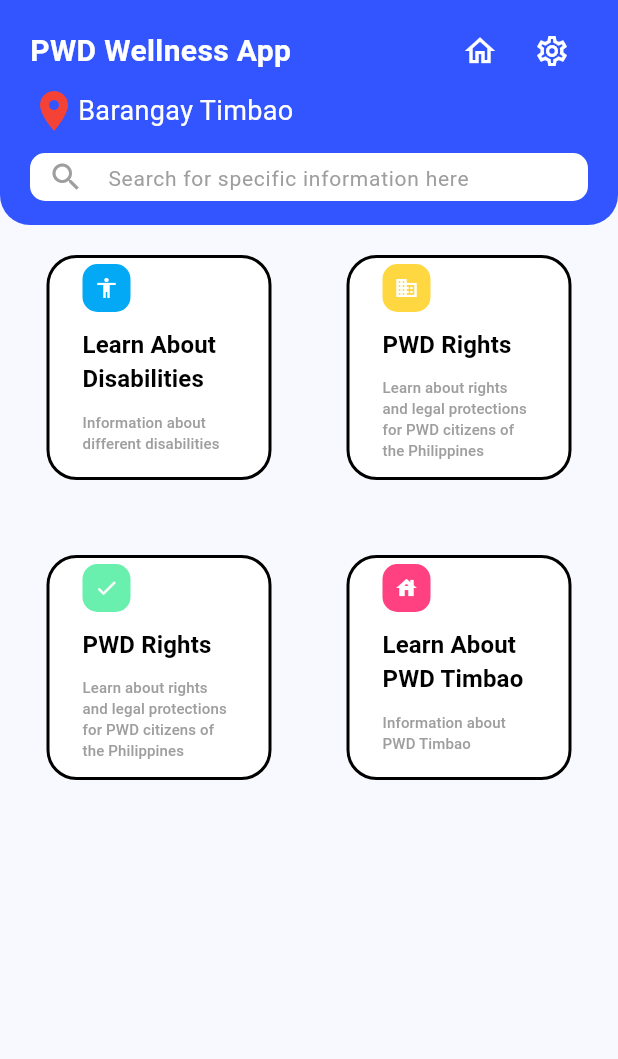
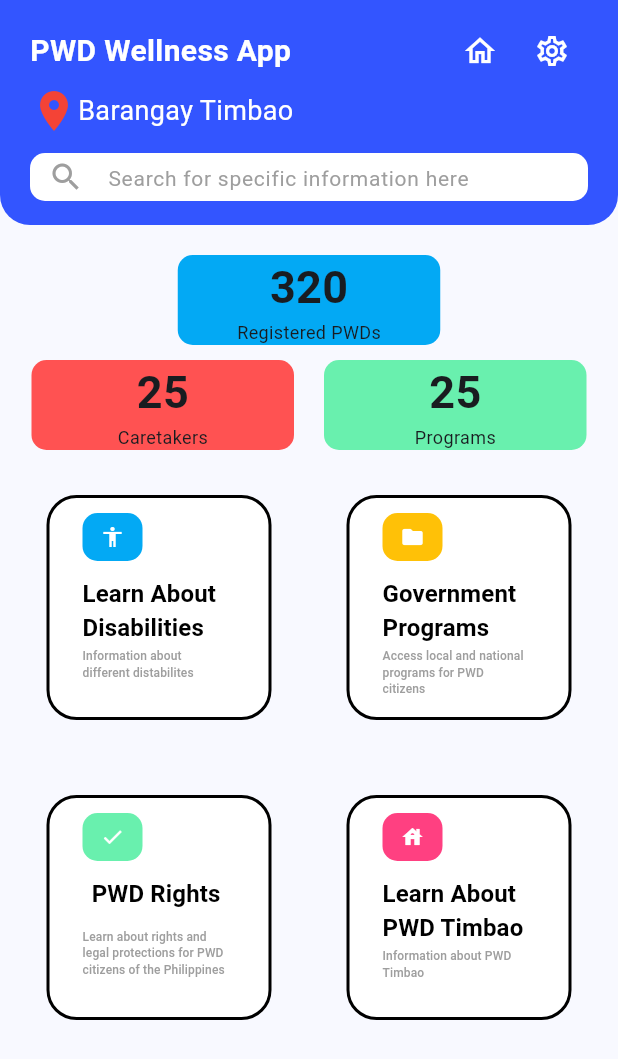
Before and after one commit to NBZion/NSTPPWDApp, a Flutter app: the screen it shows after launch, on a phone screen of 412 x 824 dp. Shown: the top 1059 px of the screen. Run offline on Flutter 3.47's test engine with Material 3 defaults, Android fonts, the phone set to English and light mode, and no system bars.

Commit message:
Update MainSscreen Data

```diff
--- a/lib/screens/MainScreen.dart
+++ b/lib/screens/MainScreen.dart
@@ -103,13 +103,48 @@ class MainScreenState extends State<MainScreen> {
         ),
       ),
 
+      body: Padding(
+        padding: const EdgeInsetsGeometry.all(20),
+
+        child: Column(
+          spacing: 30,
+          children: [
+            // DATA
+            Column(
+              spacing: 10,
+              children:[
+                Row(
+                  mainAxisAlignment: MainAxisAlignment.center,
+                  children: [
+                    DataDisplay(
+                      title: 'Registered PWDs',
+                      color: Colors.lightBlue,
+                      initdata: 320
+                    )
+                  ]
+                ),
+                Row(
+                  mainAxisAlignment: MainAxisAlignment.center,
+                  spacing: 20,
+                  children: [
+                    DataDisplay(
+                      title: 'Caretakers',
+                      color: Colors.redAccent,
+                      initdata: 25
+                    ),
+                    DataDisplay(
+                      title: 'Programs',
+                      color: Colors.greenAccent,
+                      initdata: 25
+                    ),
+                  ],
+                ),
+              ]
+            ),
 
 
-
-
-      body: Padding(
-        padding: const EdgeInsetsGeometry.all(20),
-        child: Column(
+            // BUTTONS
+            Column(
               mainAxisAlignment: MainAxisAlignment.start,
               spacing: 50,
               children: [
@@ -119,134 +154,22 @@ class MainScreenState extends State<MainScreen> {
                   mainAxisAlignment: MainAxisAlignment.center,
                   spacing: 50,
                   children: [
-
                     // BUTTON 1
-                SizedBox(
-                  width: 150,
-                  height: 150,
-                  child: FilledButton(
-                    style: FilledButton.styleFrom(
-                      side: const BorderSide(
-                        color: Colors.black,
-                        width: 2,
+                    HomeOption(
+                      iconboxcolor: Colors.lightBlue,
+                      icon: Icons.accessibility,
+                      title: 'Learn About Disabilities',
+                      subtitle: 'Information about different distabilites',
+                      subtitlespace: 2,
                     ),
-                      shape: RoundedRectangleBorder(
-                        borderRadius: BorderRadius.circular(20),
-                      ),
-                      backgroundColor: Colors.white
-                    ),
-                    onPressed:() {
-                      print("Button 1 Pressed");
-                    },
-                    child: Padding(
-                      padding: const EdgeInsets.only(top: 6),
-                      child: Column(
-                        crossAxisAlignment: CrossAxisAlignment.start,
-                        spacing: 10,
-                        children: [
-                          // ICON BOX
-                          const DecoratedBox(
-                            decoration: BoxDecoration(
-                              shape: BoxShape.rectangle,
-                              color: Colors.lightBlue,
-                              borderRadius: BorderRadius.all(Radius.circular(10)),
-                            ),
-                            // ICON
-                            child: SizedBox(
-                              width: 32,
-                              height: 32,
-                              child: Icon(Icons.accessibility, color: Colors.white, size: 16),
-                            ),
-                          ),
-
-                          // MAIN TITLE
-                          const Text(
-                            'Learn About Disabilities',
-                            style: TextStyle(
-                              color: Colors.black,
-                              fontSize: 16,
-                              fontWeight: FontWeight.bold,
-                            ),
-                          ),
-
-                          // SUBTITLE
-                          const Text(
-                            'Information about different disabilities',
-                            style: TextStyle(
-                              color: Colors.grey,
-                              fontSize: 10,
-                            ),
+                    // BUTTON 2
+                    HomeOption(
+                      iconboxcolor: Colors.amber,
+                      icon: Icons.folder,
+                      title: 'Government Programs',
+                      subtitle: 'Access local and national programs for PWD citizens',
+                      subtitlespace: 2,
                     )
-
-                        ],
-                      ),
-                    )
-                  )
-                ),
-
-                // BUTTON 2
-                SizedBox(
-                  width: 150,
-                  height: 150,
-                  child: FilledButton(
-                    style: FilledButton.styleFrom(
-                      side: const BorderSide(
-                        color: Colors.black,
-                        width: 2,
-                      ),
-                      shape: RoundedRectangleBorder(
-                        borderRadius: BorderRadius.circular(20),
-                      ),
-                      backgroundColor: Colors.white
-                    ),
-                    onPressed:() {
-                      print("Button 1 Pressed");
-                    },
-                    child: Padding(
-                      padding: const EdgeInsets.only(top: 6),
-                      child: Column(
-                        crossAxisAlignment: CrossAxisAlignment.start,
-                        spacing: 10,
-                        children: [
-                          // ICON BOX
-                          const DecoratedBox(
-                            decoration: BoxDecoration(
-                              shape: BoxShape.rectangle,
-                              color: Colors.amberAccent,
-                              borderRadius: BorderRadius.all(Radius.circular(10)),
-                            ),
-                            // ICON
-                            child: SizedBox(
-                              width: 32,
-                              height: 32,
-                              child: Icon(Icons.domain, color: Colors.white, size: 16),
-                            ),
-                          ),
-
-                          // MAIN TITLE
-                          const Text(
-                            'PWD Rights',
-                            style: TextStyle(
-                              color: Colors.black,
-                              fontSize: 16,
-                              fontWeight: FontWeight.bold,
-                            ),
-                          ),
-
-                          // SUBTITLE
-                          const Text(
-                            'Learn about rights and legal protections for PWD citizens of the Philippines',
-                            style: TextStyle(
-                              color: Colors.grey,
-                              fontSize: 10,
-                            ),
-                        )
-
-                        ],
-                      ),
-                    )
-                  )
-                ),
                   ]
                 ),
 
@@ -256,73 +179,51 @@ class MainScreenState extends State<MainScreen> {
                   spacing: 50,
                   children: [
                     // BUTTON 3
-                SizedBox(
-                  width: 150,
-                  height: 150,
-                  child: FilledButton(
-                    style: FilledButton.styleFrom(
-                      side: const BorderSide(
-                        color: Colors.black,
-                        width: 2,
+                    HomeOption(
+                      iconboxcolor: Colors.greenAccent,
+                      icon: Icons.check,
+                      title: 'PWD Rights',
+                      subtitle: 'Learn about rights and legal protections for PWD citizens of the Philippines',
+                      subtitlespace: 12,
                     ),
-                      shape: RoundedRectangleBorder(
-                        borderRadius: BorderRadius.circular(20),
+                    // BUTTON 4
+                    HomeOption(
+                      iconboxcolor: Colors.pinkAccent,
+                      icon: Icons.house,
+                      title: 'Learn About PWD Timbao',
+                      subtitle: 'Information about PWD Timbao',
+                      subtitlespace: 2,
+                    )
+                  ]
                 ),
-                      backgroundColor: Colors.white,
+              ]
             ),
-                    onPressed:() {
-                      print("Button 1 Pressed");
-                    },
-
-                    // CONTENTS OF BUTTON 3
-                    child: Padding(
-                      padding: const EdgeInsets.only(top: 6),
-                      child: Column(
-                        crossAxisAlignment: CrossAxisAlignment.start,
-                        spacing: 10,
-                        children: [
-                          // ICON BOX
-                          const DecoratedBox(
-                            decoration: BoxDecoration(
-                              shape: BoxShape.rectangle,
-                              color: Colors.greenAccent,
-                              borderRadius: BorderRadius.all(Radius.circular(10)),
-                            ),
-                            // ICON
-                            child: SizedBox(
-                              width: 32,
-                              height: 32,
-                              child: Icon(Icons.check, color: Colors.white, size: 16),
-                            ),
-                          ),
-
-                          // MAIN TITLE
-                          const Text(
-                            'PWD Rights',
-                            style: TextStyle(
-                              color: Colors.black,
-                              fontSize: 16,
-                              fontWeight: FontWeight.bold,
-                            ),
-                          ),
-
-                          // SUBTITLE
-                          const Text(
-                            'Learn about rights and legal protections for PWD citizens of the Philippines',
-                            style: TextStyle(
-                              color: Colors.grey,
-                              fontSize: 10,
-                            ),
-                        )
-
-                        ],
-                      ),
+          ]
         )
       ),
-                ),
+    );
+  }
+}
 
-                  // BUTTON 4
-                  SizedBox(
+class HomeOption extends StatelessWidget {
+  const HomeOption({
+    super.key,
+    required this.iconboxcolor,
+    required this.icon,
+    required this.title,
+    required this.subtitle,
+    required this.subtitlespace
+  });
+
+  final Color iconboxcolor;
+  final IconData icon;
+  final String title;
+  final String subtitle;
+  final double subtitlespace;
+
+  @override
+  Widget build(BuildContext context) {
+    return SizedBox(
         width: 150,
         height: 150,
         child: FilledButton(
@@ -337,32 +238,43 @@ class MainScreenState extends State<MainScreen> {
             backgroundColor: Colors.white
           ),
           onPressed:() {
-                        print("Button 1 Pressed");
+            print("Button Pressed");
           },
           child: Padding(
-                      padding: const EdgeInsets.only(top: 6),
+            padding: const EdgeInsets.only(top: 12, right: 4),
             child: Column(
               crossAxisAlignment: CrossAxisAlignment.start,
               spacing: 10,
               children: [
+
                 // ICON BOX
-                          const DecoratedBox(
+                SizedBox(
+                  width: 40,
+                  height: 32,
+                  child: DecoratedBox(
                     decoration: BoxDecoration(
                       shape: BoxShape.rectangle,
-                              color: Colors.pinkAccent,
+                      color: iconboxcolor,
                       borderRadius: BorderRadius.all(Radius.circular(10)),
                     ),
+
                     // ICON
                     child: SizedBox(
                       width: 32,
                       height: 32,
-                              child: Icon(Icons.house, color: Colors.white, size: 16),
+                      child: Icon(icon, color: Colors.white, size: 16),
+                    ),
                   ),
                 ),
 
+
                 // MAIN TITLE
-                          const Text(
-                            'Learn About PWD Timbao',
+                Column(
+                  spacing: subtitlespace,
+                  children: [
+                    // TITLE
+                    Text(
+                      title,
                       style: TextStyle(
                         color: Colors.black,
                         fontSize: 16,
@@ -371,28 +283,83 @@ class MainScreenState extends State<MainScreen> {
                     ),
 
                     // SUBTITLE
-                          const Text(
-                            'Information about PWD Timbao',
+                    Text(
+                      subtitle,
                       style: TextStyle(
                         color: Colors.grey,
-                              fontSize: 10,
+                        fontSize: 8,
                       ),
                     )
+                  ],
+                ),
+
+
 
               ],
             ),
           )
         ),
-                )
-
-
-              ]
-
-
-            ),
-          ]
-        ),
-      ),
     );
   }
 }
+
+class DataDisplay extends StatefulWidget{
+  const DataDisplay({
+    super.key,
+    required this.title,
+    required this.color,
+    required this.initdata,
+  });
+
+  final String title;
+  final Color color;
+  final int initdata;
+
+  @override
+  State<DataDisplay> createState() => _CounterDataWidget();
+}
+
+class _CounterDataWidget extends State<DataDisplay> {
+  final int _counter = 0;
+
+  /*void _increment() {
+    setState(() {
+      _counter++;
+    })
+  }*/
+
+  @override
+  Widget build(BuildContext context) {
+    return SizedBox(
+      height: 60,
+      width: 175,
+      child: DecoratedBox(
+        decoration: BoxDecoration(
+          shape: BoxShape.rectangle,
+          borderRadius: BorderRadius.all(Radius.circular(10)),
+          color: widget.color
+        ),
+        child: Center(
+          child: Column(
+            children: [
+              Text(
+                (_counter + widget.initdata).toString(),
+                style: TextStyle(
+                  fontSize: 30,
+                  fontWeight: FontWeight.bold
+                )
+              ),
+
+              Text(
+                widget.title,
+                style: TextStyle(
+                  fontSize: 12,
+                )
+              )
+            ]
+          )
+        )
+      )
+    );
+  }
+}
```
Lines whose indentation alone changed are shown as unchanged.
